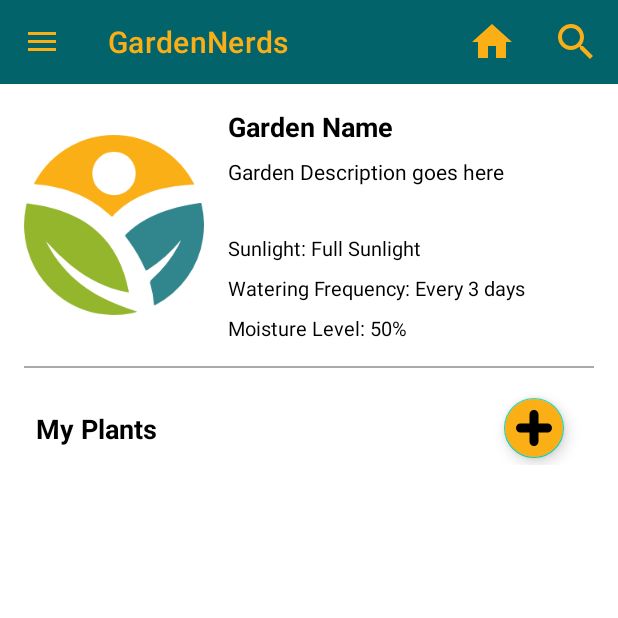
After one commit to AmarK-007/CapstoneProject-GardenNerds, an Android app: the fragment GardenDetailFragment placed in its activity, on a phone screen of 412 x 824 dp, the top half of it. The commit adds this screen. Run offline under Robolectric (Android 15) with nearby library versions, the phone set to English and light mode, and no system bars; pictures from the network do not load; 1 statement that could not run was skipped.

Commit message:
Added GardenDetailFragment and clicklistener for mygardenlist

```diff
--- a/app/src/main/java/com/android/msd/capstone/project/gardennerds/fragments/AddGardenFragment.java
+++ b/app/src/main/java/com/android/msd/capstone/project/gardennerds/fragments/AddGardenFragment.java
@@ -181,7 +181,7 @@ public class AddGardenFragment extends Fragment {
         GetSoilDataService apiService = RetrofitClient.getRetrofitInstance().create(GetSoilDataService.class);
         //double lat = 50.714691; // Default latitude
         //double lng = 4.399100;  // Default longitude
-        String params = "soilMoisture,soilTemperature";
+        String params = "soilMoisture,soilTemperature,surfaceTemperature";
 
         Call<SoilDataResponse> call = apiService.getSoilData(API_KEY, lat, lng, params);
         call.enqueue(new Callback<SoilDataResponse>() {
@@ -196,6 +196,7 @@ public class AddGardenFragment extends Fragment {
                                 "Soil Temperature: " + recentData.getSoilTemperature().getNoaa() + " °C\n";
                         addGardenBinding.tvMoisture.setText("Soil Moisture: " + recentData.getSoilMoisture().getNoaa() + " m³/m³");
                         addGardenBinding.tvTemperature.setText("Soil Temperature: " + recentData.getSoilTemperature().getNoaa() + " °C");
+                        addGardenBinding.tvSurfaceTemperature.setText("Surface Temperature: " + recentData.getSurfaceTemperature().getNoaa() + " °C");
                     }
                 } else {
                     Log.e("API_ERROR", "Error fetching data: " + response.message());
@@ -226,6 +227,7 @@ public class AddGardenFragment extends Fragment {
             // Set the result to the TextView
             addGardenBinding.tvMoisture.setText("Soil Moisture: " + currentData.getSoilMoisture().getNoaa() + " m³/m³");
             addGardenBinding.tvTemperature.setText("Soil Temperature: " + currentData.getSoilTemperature().getNoaa() + " °C");
+            addGardenBinding.tvSurfaceTemperature.setText("Surface Temperature: " + currentData.getSurfaceTemperature().getNoaa() + " °C");
         } else {
             // Handle the case where hours list is empty
             addGardenBinding.tvMoisture.setText("No data available.");
--- /dev/null
+++ b/app/src/main/java/com/android/msd/capstone/project/gardennerds/fragments/GardenDetailFragment.java
@@ -0,0 +1,102 @@
+package com.android.msd.capstone.project.gardennerds.fragments;
+
+import android.os.Bundle;
+import android.view.LayoutInflater;
+import android.view.View;
+import android.view.ViewGroup;
+
+import androidx.fragment.app.Fragment;
+
+import com.android.msd.capstone.project.gardennerds.R;
+import com.android.msd.capstone.project.gardennerds.databinding.FragmentGardenDetailBinding;
+import com.android.msd.capstone.project.gardennerds.models.Garden;
+import com.bumptech.glide.Glide;
+
+/**
+ * A simple {@link Fragment} subclass.
+ * Use the {@link GardenDetailFragment#newInstance} factory method to
+ * create an instance of this fragment.
+ */
+public class GardenDetailFragment extends Fragment {
+
+    // TODO: Rename parameter arguments, choose names that match
+    // the fragment initialization parameters, e.g. ARG_ITEM_NUMBER
+    private static final String ARG_PARAM1 = "param1";
+    private static final String ARG_PARAM2 = "param2";
+
+    // TODO: Rename and change types of parameters
+    private String mParam1;
+    private String mParam2;
+
+    private FragmentGardenDetailBinding gardenDetailBinding;
+
+    public GardenDetailFragment() {
+        // Required empty public constructor
+    }
+
+    /**
+     * Use this factory method to create a new instance of
+     * this fragment using the provided parameters.
+     *
+     * @param param1 Parameter 1.
+     * @param param2 Parameter 2.
+     * @return A new instance of fragment GardenDetailFragment.
+     */
+    // TODO: Rename and change types and number of parameters
+    public static GardenDetailFragment newInstance(String param1, String param2) {
+        GardenDetailFragment fragment = new GardenDetailFragment();
+        Bundle args = new Bundle();
+        args.putString(ARG_PARAM1, param1);
+        args.putString(ARG_PARAM2, param2);
+        fragment.setArguments(args);
+        return fragment;
+    }
+
+    @Override
+    public void onCreate(Bundle savedInstanceState) {
+        super.onCreate(savedInstanceState);
+        if (getArguments() != null) {
+            mParam1 = getArguments().getString(ARG_PARAM1);
+            mParam2 = getArguments().getString(ARG_PARAM2);
+        }
+    }
+
+    @Override
+    public View onCreateView(LayoutInflater inflater, ViewGroup container,
+                             Bundle savedInstanceState) {
+        gardenDetailBinding = FragmentGardenDetailBinding.inflate(inflater, container, false);
+
+        init();
+
+        return gardenDetailBinding.getRoot();
+    }
+
+    private void init() {
+        // Retrieve the passed garden object
+        if (getArguments() != null) {
+            Garden garden = (Garden) getArguments().getSerializable("garden");
+
+            // Set data to the views
+            gardenDetailBinding.textViewGardenName.setText(garden.getName());
+            gardenDetailBinding.textViewDescription.setText(garden.getDescription());
+            gardenDetailBinding.textViewSunlightPreference.setText("Sunlight Required: "+garden.getSunlightPreference());
+            gardenDetailBinding.textViewWateringFrequency.setText("Watering Frequency: "+garden.getWateringFrequency()+"days");
+            gardenDetailBinding.textViewMoistureLevel.setText("Current Moisture level: "+garden.getMoistureLevel()+"%");
+
+            // Use image loading library like Glide to load the image
+            Glide.with(requireActivity())
+                    .load(garden.getImageUri())  // replace with image URL if available
+                    .placeholder(R.drawable.new_garden_nerds)  // default image
+                    .into(gardenDetailBinding.imageViewGarden);
+        }
+
+        gardenDetailBinding.fabAddPlant.setOnClickListener(v -> {
+            // Replace the current fragment with AddGardenFragment
+            requireActivity().getSupportFragmentManager()
+                    .beginTransaction()
+                    .replace(R.id.frames, new AddPlantFragment())
+                    .addToBackStack(null)  // Add this transaction to the back stack
+                    .commit();
+        });
+    }
+}
--- a/app/src/main/java/com/android/msd/capstone/project/gardennerds/utils/Constants.java
+++ b/app/src/main/java/com/android/msd/capstone/project/gardennerds/utils/Constants.java
@@ -15,18 +15,23 @@ public class Constants {
     public static String dummyJsonResponse = "{ \"hours\": ["
             + "{ \"soilMoisture\": { \"noaa\": 0.24, \"sg\": 0.24 }, "
             + "\"soilTemperature\": { \"noaa\": 13.89, \"sg\": 13.89 }, "
+            + "\"surfaceTemperature\": { \"noaa\": 10.23, \"sg\": 10.23 }, "
             + "\"time\": \"2024-10-09T00:00:00+00:00\" }, "
             + "{ \"soilMoisture\": { \"noaa\": 0.24, \"sg\": 0.24 }, "
             + "\"soilTemperature\": { \"noaa\": 13.79, \"sg\": 13.79 }, "
+            + "\"surfaceTemperature\": { \"noaa\": 10.23, \"sg\": 10.23 }, "
             + "\"time\": \"2024-10-09T01:00:00+00:00\" }, "
             + "{ \"soilMoisture\": { \"noaa\": 0.24, \"sg\": 0.24 }, "
             + "\"soilTemperature\": { \"noaa\": 13.69, \"sg\": 13.69 }, "
+            + "\"surfaceTemperature\": { \"noaa\": 10.23, \"sg\": 10.23 }, "
             + "\"time\": \"2024-10-09T02:00:00+00:00\" }, "
             + "{ \"soilMoisture\": { \"noaa\": 0.24, \"sg\": 0.24 }, "
             + "\"soilTemperature\": { \"noaa\": 13.59, \"sg\": 13.59 }, "
+            + "\"surfaceTemperature\": { \"noaa\": 10.23, \"sg\": 10.23 }, "
             + "\"time\": \"2024-10-09T03:00:00+00:00\" }, "
             + "{ \"soilMoisture\": { \"noaa\": 0.24, \"sg\": 0.24 }, "
             + "\"soilTemperature\": { \"noaa\": 13.55, \"sg\": 13.55 }, "
+            + "\"surfaceTemperature\": { \"noaa\": 10.23, \"sg\": 10.23 }, "
             + "\"time\": \"2024-10-09T04:00:00+00:00\" } "
             + "], "
             + "\"meta\": { \"cost\": 1, \"dailyQuota\": 10, \"end\": \"2024-10-09 00:00\", "
--- /dev/null
+++ b/app/src/main/res/layout/fragment_garden_detail.xml
@@ -0,0 +1,159 @@
+<?xml version="1.0" encoding="utf-8"?>
+<androidx.coordinatorlayout.widget.CoordinatorLayout xmlns:android="http://schemas.android.com/apk/res/android"
+    xmlns:tools="http://schemas.android.com/tools"
+    android:layout_width="match_parent"
+    android:layout_height="match_parent"
+    xmlns:app="http://schemas.android.com/apk/res-auto">
+
+    <ScrollView
+        android:layout_width="match_parent"
+        android:layout_height="match_parent">
+
+        <LinearLayout
+            android:layout_width="match_parent"
+            android:layout_height="wrap_content"
+            android:orientation="vertical"
+            android:padding="16dp">
+
+            <!-- Top section with garden image and details -->
+            <LinearLayout
+                android:layout_width="match_parent"
+                android:layout_height="wrap_content"
+                android:orientation="horizontal"
+                android:gravity="start|center_vertical">
+
+                <!-- Garden Image -->
+                <ImageView
+                    android:id="@+id/imageViewGarden"
+                    android:layout_width="120dp"
+                    android:layout_height="120dp"
+                    android:layout_marginEnd="16dp"
+                    android:scaleType="centerCrop"
+                    android:src="@drawable/new_garden_nerds" />
+
+                <!-- Garden Details -->
+                <LinearLayout
+                    android:layout_width="wrap_content"
+                    android:layout_height="wrap_content"
+                    android:orientation="vertical"
+                    android:gravity="start">
+
+                    <!-- Garden Name -->
+                    <TextView
+                        android:id="@+id/textViewGardenName"
+                        android:layout_width="wrap_content"
+                        android:layout_height="wrap_content"
+                        android:text="Garden Name"
+                        android:textSize="18sp"
+                        android:textStyle="bold"
+                        android:textColor="@android:color/black"
+                        android:layout_marginBottom="8dp" />
+
+                    <!-- Description -->
+                    <TextView
+                        android:id="@+id/textViewDescription"
+                        android:layout_width="wrap_content"
+                        android:layout_height="wrap_content"
+                        android:text="Garden Description goes here"
+                        android:textSize="14sp"
+                        android:textColor="@android:color/black"
+                        android:layout_marginBottom="8dp" />
+
+                    <!-- Sunlight Preference -->
+                    <TextView
+                        android:id="@+id/textViewSunlightPreference"
+                        android:layout_width="wrap_content"
+                        android:layout_height="wrap_content"
+                        android:layout_marginTop="24dp"
+                        android:text="Sunlight: Full Sunlight"
+                        android:textSize="13sp"
+                        android:textColor="@android:color/black"
+                        android:layout_marginBottom="8dp" />
+
+                    <!-- Watering Frequency -->
+                    <TextView
+                        android:id="@+id/textViewWateringFrequency"
+                        android:layout_width="wrap_content"
+                        android:layout_height="wrap_content"
+                        android:text="Watering Frequency: Every 3 days"
+                        android:textSize="13sp"
+                        android:textColor="@android:color/black"
+                        android:layout_marginBottom="8dp" />
+
+                    <!-- Moisture Level -->
+                    <TextView
+                        android:id="@+id/textViewMoistureLevel"
+                        android:layout_width="wrap_content"
+                        android:layout_height="wrap_content"
+                        android:text="Moisture Level: 50%"
+                        android:textSize="13sp"
+                        android:textColor="@android:color/black" />
+                </LinearLayout>
+
+            </LinearLayout>
+
+            <View
+                android:layout_width="match_parent"
+                android:layout_height="1dp"
+                android:layout_marginTop="16dp"
+                android:layout_marginBottom="16dp"
+                android:background="@android:color/darker_gray" />
+
+            <RelativeLayout
+                android:layout_width="match_parent"
+                android:layout_height="wrap_content"
+                android:paddingStart="8dp"
+                tools:ignore="RtlSymmetry">
+
+                <!-- My Plants Title -->
+                <TextView
+                    android:id="@+id/textViewMyPlants"
+                    android:layout_width="wrap_content"
+                    android:layout_height="wrap_content"
+                    android:text="My Plants"
+                    android:textSize="18sp"
+                    android:textStyle="bold"
+                    android:textColor="@android:color/black"
+                    android:layout_alignParentStart="true"
+                    android:layout_centerVertical="true"
+                    android:layout_marginTop="16dp"
+                    android:layout_marginBottom="8dp" />
+
+                <!-- FAB positioned opposite to My Plants title -->
+                <com.google.android.material.floatingactionbutton.FloatingActionButton
+                    android:id="@+id/fabAddPlant"
+                    android:layout_width="wrap_content"
+                    android:layout_height="wrap_content"
+                    android:layout_alignParentEnd="true"
+                    android:layout_centerVertical="true"
+                    android:layout_marginEnd="16dp"
+                    android:backgroundTint="@color/colorAccent"
+                    android:src="@drawable/ic_add"
+                    app:fabSize="mini"
+                    android:contentDescription="Add Plant" />
+
+            </RelativeLayout>
+
+            <!-- RecyclerView for Plants -->
+            <androidx.recyclerview.widget.RecyclerView
+                android:padding="8dp"
+                android:id="@+id/recyclerViewPlants"
+                android:layout_marginTop="16dp"
+                android:layout_width="match_parent"
+                android:layout_height="wrap_content"
+                android:layout_marginBottom="16dp"/>
+
+            <!-- Message if no plants are added -->
+            <TextView
+                android:id="@+id/textViewNoPlants"
+                android:layout_width="wrap_content"
+                android:layout_height="wrap_content"
+                android:text="No plants added"
+                android:textSize="14sp"
+                android:textColor="@android:color/darker_gray"
+                android:layout_marginBottom="16dp"
+                android:visibility="gone" />
+
+        </LinearLayout>
+    </ScrollView>
+</androidx.coordinatorlayout.widget.CoordinatorLayout>
```
Also changed, not shown: app/src/main/java/com/android/msd/capstone/project/gardennerds/adapters/MyGardenAdapter.java (+24 -3 lines), app/src/main/java/com/android/msd/capstone/project/gardennerds/fragments/AddPlantFragment.java (added, +66 -0 lines), app/src/main/java/com/android/msd/capstone/project/gardennerds/fragments/MyGardenFragment.java (+6 -6 lines), app/src/main/java/com/android/msd/capstone/project/gardennerds/models/Garden.java (+57 -14 lines), app/src/main/java/com/android/msd/capstone/project/gardennerds/network/response/SoilDataResponse.java (+23 -0 lines), app/src/main/res/layout/fragment_add_garden.xml (+59 -29 lines), app/src/main/res/layout/fragment_add_plant.xml (added, +14 -0 lines), app/src/main/res/layout/layout_item_garden.xml (+14 -2 lines).
